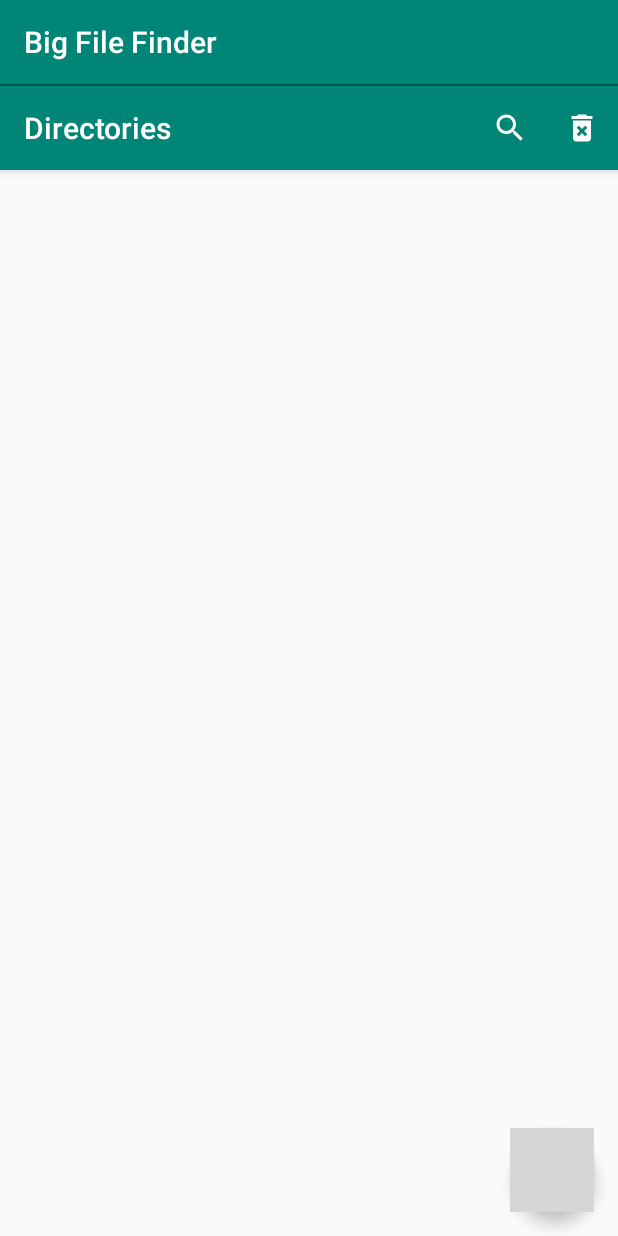
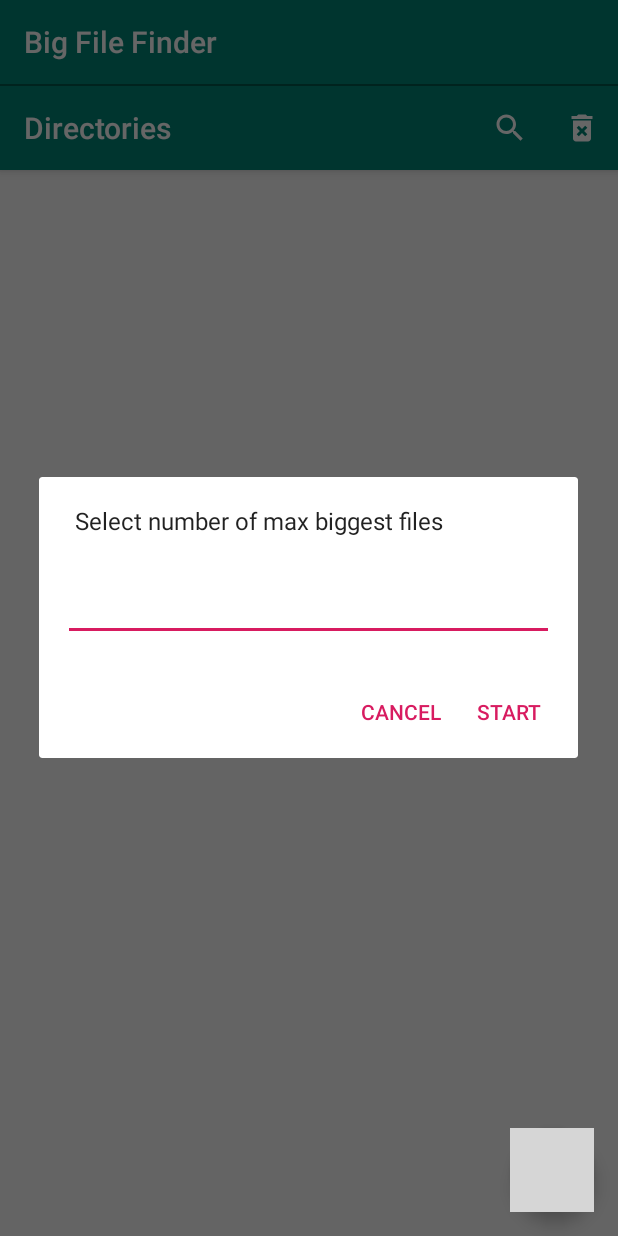
Before and after one commit to juraj-haluska/BigFileFinder, an Android app: the screen it shows after launch (MainActivity), after a tap on "Search", on a phone screen of 412 x 824 dp. Run offline under Robolectric (Android 15) with nearby library versions, the phone set to English and light mode, and no system bars; our stand-ins replace Room's generated code, data binding; 3 statements that could not run were skipped; grey boxes are pictures that could not be loaded.

```diff
--- a/app/src/main/java/net/spacive/bigfilefinder/view/MainActivity.java
+++ b/app/src/main/java/net/spacive/bigfilefinder/view/MainActivity.java
@@ -1,5 +1,6 @@
 package net.spacive.bigfilefinder.view;
 
+import androidx.appcompat.app.AlertDialog;
 import androidx.appcompat.app.AppCompatActivity;
 import androidx.lifecycle.ViewModelProviders;
 import androidx.recyclerview.widget.DividerItemDecoration;
@@ -9,8 +10,10 @@ import androidx.recyclerview.widget.LinearLayoutManager;
 import android.os.Bundle;
 import android.os.Environment;
 import android.view.MenuItem;
+import android.view.View;
 
 import net.spacive.bigfilefinder.BigFileFinderApp;
+import net.spacive.bigfilefinder.databinding.DialogPickNumberBinding;
 import net.spacive.bigfilefinder.viewmodel.MainActivityViewModel;
 import net.spacive.bigfilefinder.R;
 import net.spacive.bigfilefinder.databinding.ActivityMainBinding;
@@ -18,9 +21,12 @@ import net.spacive.bigfilefinder.persistence.DirPathDao;
 import net.spacive.bigfilefinder.persistence.DirPathModel;
 import net.spacive.dirpickerdialog.DirPickerDialog;
 
+import java.io.File;
 import java.util.List;
 
 public class MainActivity extends AppCompatActivity {
+
+    public static final String TAG = MainActivity.class.getSimpleName();
 
     private ActivityMainBinding binding;
 
@@ -78,14 +84,74 @@ public class MainActivity extends AppCompatActivity {
 
         binding.toolbarSecondary.inflateMenu(R.menu.secondary_toolbar_menu);
         binding.toolbarSecondary.setOnMenuItemClickListener(this::onMenuItemClicked);
+
+        viewModel.isFinderServiceBound().observe(this, isBound -> {
+            if (isBound) {
+                binding.includedBottom.bottomSheet.setVisibility(View.VISIBLE);
+                binding.fab.hide();
+            } else {
+                binding.includedBottom.bottomSheet.setVisibility(View.GONE);
+                binding.fab.show();
+            }
+
+            binding.toolbarSecondary.getMenu().findItem(R.id.menu_search)
+                    .setEnabled(!isBound)
+                    .getIcon()
+                    .setAlpha(isBound? 100 : 255);
+        });
+
+        viewModel.getFinderServiceProgress().observe(this, s -> {
+            binding.includedBottom.textStatus.setText(s);
+        });
+    }
+
+    @Override
+    protected void onResume() {
+        viewModel.bindFinderService();
+        super.onResume();
+    }
+
+    @Override
+    protected void onDestroy() {
+        viewModel.unbindFinderService();
+        super.onDestroy();
     }
 
     private boolean onMenuItemClicked(MenuItem item) {
-        if (item.getItemId() == R.id.menu_clear) {
+        int itemId = item.getItemId();
+
+        switch (itemId) {
+            case R.id.menu_clear: {
                 new Thread(() -> dirPathDao.deleteAllDirPaths()).start();
                 return true;
+            }
+            case R.id.menu_search: {
+                showNumberPickerDialog();
+                return true;
+            }
         }
 
         return false;
     }
+
+    private void showNumberPickerDialog() {
+        DialogPickNumberBinding binding = DialogPickNumberBinding.inflate(getLayoutInflater());
+
+        new AlertDialog.Builder(this)
+                .setView(binding.getRoot())
+                .setMessage(R.string.message_select_number)
+                .setPositiveButton(R.string.button_start, (dialogInterface, i) -> {
+                    int maxFiles = Integer.parseInt(binding.textNumber.getText().toString());
+                    startFindingService(maxFiles);
+                })
+                .setNegativeButton(R.string.button_cancel,null)
+                .show();
     }
+
+    private void startFindingService(int maxFiles) {
+        File rootDir = Environment.getExternalStorageDirectory();
+
+        viewModel.startFinderService(maxFiles, new String[]{rootDir.getAbsolutePath()});
+        viewModel.bindFinderService();
+    }
+}
--- a/app/src/main/java/net/spacive/bigfilefinder/viewmodel/MainActivityViewModel.java
+++ b/app/src/main/java/net/spacive/bigfilefinder/viewmodel/MainActivityViewModel.java
@@ -35,6 +35,8 @@ public class MainActivityViewModel extends AndroidViewModel implements ClientCon
 
     private ServiceConnection connection;
 
+    private MutableLiveData<String> finderServiceProgress = new MutableLiveData<>();
+
     public MainActivityViewModel(@NonNull Application application) {
         super(application);
         BigFileFinderApp app = (BigFileFinderApp) application;
@@ -47,6 +49,10 @@ public class MainActivityViewModel extends AndroidViewModel implements ClientCon
 
     public LiveData<Boolean> isFinderServiceBound() {
         return finderServiceBound;
+    }
+
+    public MutableLiveData<String> getFinderServiceProgress() {
+        return finderServiceProgress;
     }
 
     public void startFinderService(int maxFiles, String[] files) {
@@ -99,7 +105,7 @@ public class MainActivityViewModel extends AndroidViewModel implements ClientCon
 
     @Override
     public void updateProgress(String fileName) {
-
+        finderServiceProgress.postValue(fileName);
     }
 
     @Override
--- a/app/src/main/res/layout/activity_main.xml
+++ b/app/src/main/res/layout/activity_main.xml
@@ -49,9 +49,12 @@
             android:id="@+id/fab"
             android:layout_width="wrap_content"
             android:layout_height="wrap_content"
+            android:layout_margin="16dp"
             android:layout_gravity="end|bottom"
-            android:layout_margin="16dp"
             app:srcCompat="@drawable/ic_add_24dp" />
+
+        <include layout="@layout/bottom_sheet"
+            android:id="@+id/included_bottom"/>
 
     </androidx.coordinatorlayout.widget.CoordinatorLayout>
 
--- /dev/null
+++ b/app/src/main/res/layout/dialog_pick_number.xml
@@ -0,0 +1,18 @@
+<?xml version="1.0" encoding="utf-8"?>
+<layout>
+
+    <LinearLayout xmlns:android="http://schemas.android.com/apk/res/android"
+        android:layout_width="wrap_content"
+        android:layout_height="wrap_content"
+        android:orientation="vertical">
+
+        <EditText
+            android:id="@+id/text_number"
+            android:layout_width="match_parent"
+            android:layout_height="wrap_content"
+            android:layout_margin="16dp"
+            android:ems="10"
+            android:inputType="number" />
+
+    </LinearLayout>
+</layout>
--- a/app/src/main/res/values/strings.xml
+++ b/app/src/main/res/values/strings.xml
@@ -8,4 +8,9 @@
     <string name="notif_title">Finding the biggest files</string>
     <string name="channel_name">Big File Finder Progress</string>
     <string name="channel_description">Shows a progress of the biggest file finding process</string>
+
+    <string name="button_cancel">cancel</string>
+    <string name="button_start">start</string>
+
+    <string name="message_select_number">Select number of max biggest files</string>
 </resources>
```
Also changed, not shown: app/src/main/java/net/spacive/bigfilefinder/service/FinderService.java (+6 -1 lines), app/src/main/res/layout/bottom_sheet.xml (added, +40 -0 lines). Lines whose indentation alone changed are shown as unchanged.
